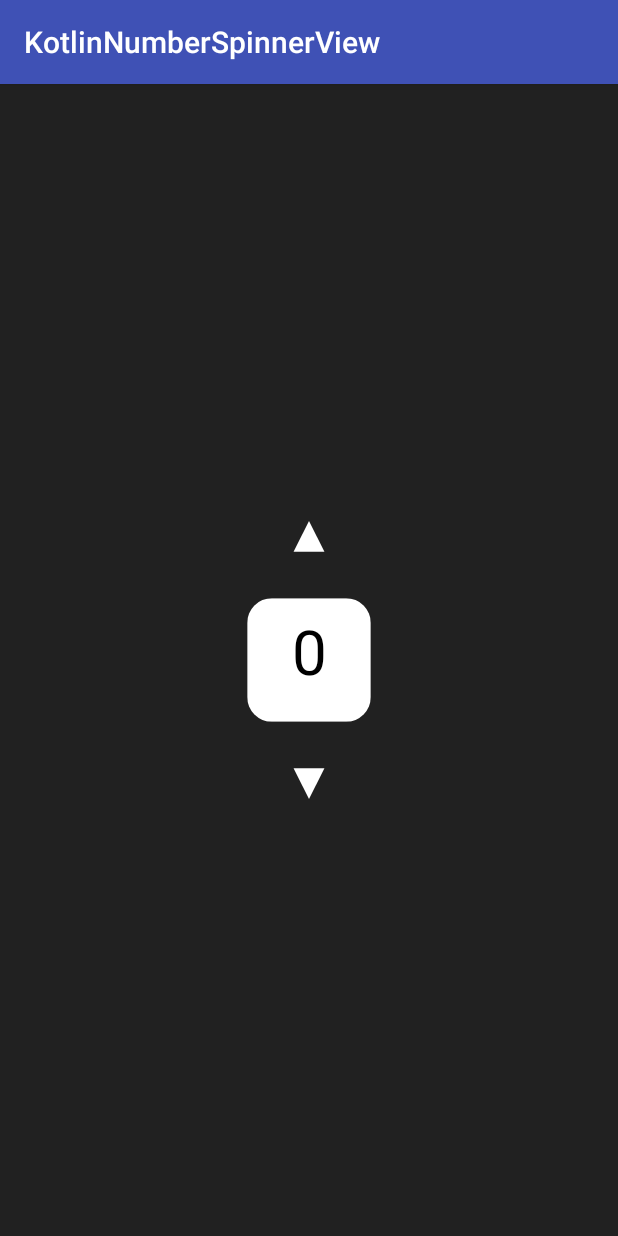
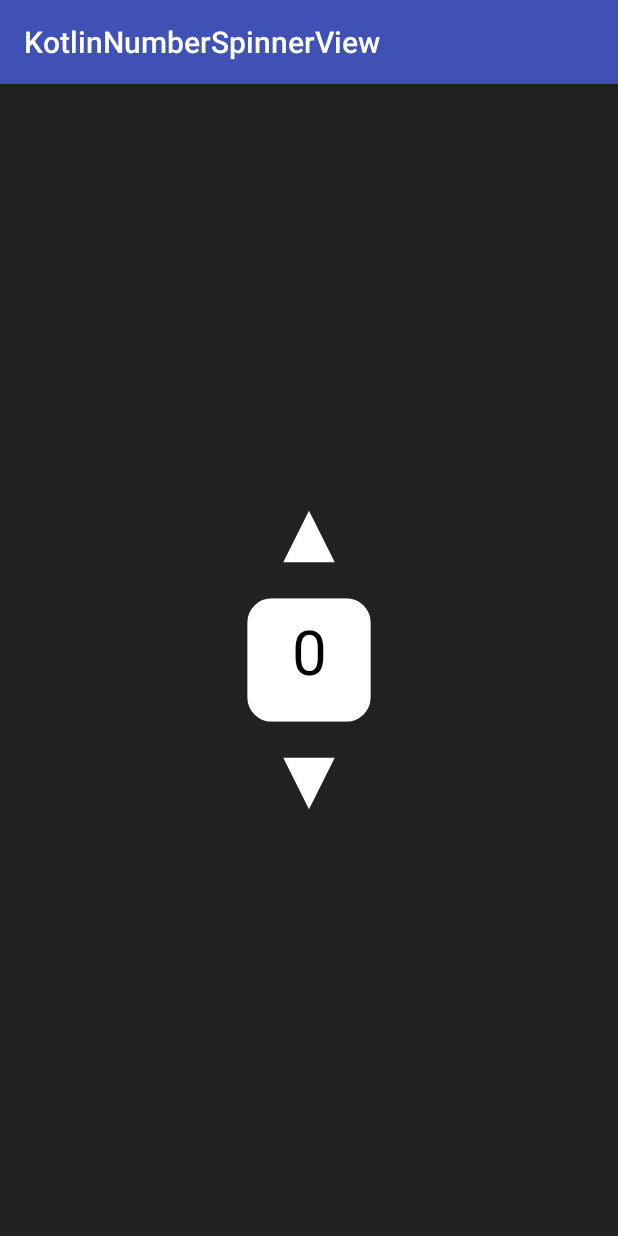
Before and after one commit to Anwesh43/KotlinNumberSpinnerView, an Android app: the screen it shows after launch (MainActivity), on a phone screen of 412 x 824 dp. Run offline under Robolectric (Android 15) with nearby library versions, the phone set to English and light mode, and no system bars.

Commit message:
adding minor fixes

```diff
--- a/numberspinnerview/src/main/java/ui/anwesome/com/numberspinnerview/NumberSpinnerView.kt
+++ b/numberspinnerview/src/main/java/ui/anwesome/com/numberspinnerview/NumberSpinnerView.kt
@@ -161,7 +161,7 @@ class NumberSpinnerView(ctx:Context,var n:Int = 12):View(ctx) {
             path.lineTo(-size/2,size/2)
             paint.color = Color.WHITE
             canvas.drawPath(path,paint)
-            paint.color = Color.parseColor("#99FAFAFA")
+            paint.color = Color.parseColor("#99212121")
             canvas.save()
             canvas.scale(scale,scale)
             canvas.drawPath(path,paint)
@@ -180,8 +180,8 @@ class NumberSpinnerView(ctx:Context,var n:Int = 12):View(ctx) {
         var btns:ConcurrentLinkedQueue<ArrowBtn> = ConcurrentLinkedQueue()
         var numberNodeList:NumberNodeList = NumberNodeList(w,h,n)
         init {
-            btns.add(ArrowBtn(w/2,h/2-w/5,w/20,-1))
-            btns.add(ArrowBtn(w/2,h/2+w/5,w/20,1))
+            btns.add(ArrowBtn(w/2,h/2-w/5,w/12,-1))
+            btns.add(ArrowBtn(w/2,h/2+w/5,w/12,1))
         }
         fun draw(canvas:Canvas,paint:Paint) {
             btns.forEach { btn ->
```
